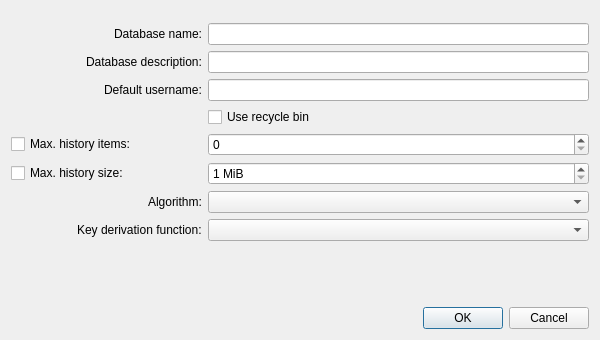
Qt form src/gui/DatabaseSettingsWidget.ui (keepassxreboot/keepassxc) before a commit.
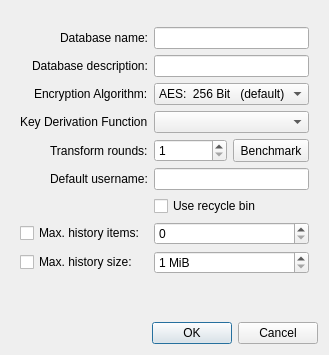
The same form after that commit.

Commit message: Refactor Kdf class, remove fields concept

The edit to the form file:
```diff
--- a/src/gui/DatabaseSettingsWidget.ui
+++ b/src/gui/DatabaseSettingsWidget.ui
@@ -2,14 +2,6 @@
 <ui version="4.0">
  <class>DatabaseSettingsWidget</class>
  <widget class="QWidget" name="DatabaseSettingsWidget">
-  <property name="geometry">
-   <rect>
-    <x>0</x>
-    <y>0</y>
-    <width>600</width>
-    <height>340</height>
-   </rect>
-  </property>
   <layout class="QVBoxLayout" name="verticalLayout" stretch="1,2,5,1">
    <item>
     <spacer name="topSpacer">
@@ -25,9 +17,9 @@
     </spacer>
    </item>
    <item>
-    <layout class="QHBoxLayout" name="horizontalLayout" stretch="0,1,0">
+    <layout class="QHBoxLayout" name="horizontalLayout_5" stretch="0,1,0">
      <item>
-      <spacer name="leftSpacer">
+      <spacer name="horizontalSpacer">
        <property name="orientation">
         <enum>Qt::Horizontal</enum>
        </property>
@@ -40,9 +32,46 @@
       </spacer>
      </item>
      <item>
+      <widget class="QWidget" name="widget" native="true">
+       <property name="maximumSize">
+        <size>
+         <width>800</width>
+         <height>16777215</height>
+        </size>
+       </property>
       <layout class="QGridLayout" name="gridLayout">
-       <item row="7" column="2" colspan="2">
-        <widget class="QComboBox" name="kdfComboBox"/>
+        <item row="4" column="2">
+         <layout class="QHBoxLayout" name="horizontalLayout_3">
+          <item>
+           <widget class="QSpinBox" name="transformRoundsSpinBox">
+            <property name="sizePolicy">
+             <sizepolicy hsizetype="Expanding" vsizetype="Fixed">
+              <horstretch>0</horstretch>
+              <verstretch>0</verstretch>
+             </sizepolicy>
+            </property>
+            <property name="minimum">
+             <number>1</number>
+            </property>
+            <property name="maximum">
+             <number>1000000000</number>
+            </property>
+           </widget>
+          </item>
+          <item>
+           <widget class="QToolButton" name="transformBenchmarkButton">
+            <property name="sizePolicy">
+             <sizepolicy hsizetype="Fixed" vsizetype="MinimumExpanding">
+              <horstretch>0</horstretch>
+              <verstretch>0</verstretch>
+             </sizepolicy>
+            </property>
+            <property name="text">
+             <string>Benchmark</string>
+            </property>
+           </widget>
+          </item>
+         </layout>
        </item>
        <item row="0" column="1" alignment="Qt::AlignRight">
         <widget class="QLabel" name="dbNameLabel">
@@ -51,31 +80,33 @@
          </property>
         </widget>
        </item>
-       <item row="5" column="1">
+        <item row="8" column="1">
         <widget class="QCheckBox" name="historyMaxSizeCheckBox">
          <property name="text">
           <string>Max. history size:</string>
          </property>
         </widget>
        </item>
-       <item row="7" column="1" alignment="Qt::AlignRight">
-        <widget class="QLabel" name="kdfLabel">
+        <item row="4" column="1" alignment="Qt::AlignRight">
+         <widget class="QLabel" name="transformRoundsLabel">
          <property name="text">
-          <string>Key derivation function:</string>
+           <string>Transform rounds:</string>
          </property>
         </widget>
        </item>
-       <item row="4" column="1">
+        <item row="7" column="1">
         <widget class="QCheckBox" name="historyMaxItemsCheckBox">
          <property name="text">
           <string>Max. history items:</string>
          </property>
         </widget>
        </item>
-       <item row="0" column="2" colspan="2">
+        <item row="0" column="2">
         <widget class="QLineEdit" name="dbNameEdit"/>
        </item>
-       <item row="4" column="2" colspan="2">
+        <item row="7" column="2">
+         <layout class="QHBoxLayout" name="horizontalLayout_2">
+          <item>
         <widget class="QSpinBox" name="historyMaxItemsSpinBox">
          <property name="sizePolicy">
           <sizepolicy hsizetype="Expanding" vsizetype="Fixed">
@@ -88,17 +119,21 @@
          </property>
         </widget>
        </item>
-       <item row="2" column="1" alignment="Qt::AlignRight">
+         </layout>
+        </item>
+        <item row="5" column="1" alignment="Qt::AlignRight">
         <widget class="QLabel" name="defaultUsernameLabel">
          <property name="text">
           <string>Default username:</string>
          </property>
         </widget>
        </item>
-       <item row="1" column="2" colspan="2">
+        <item row="1" column="2">
         <widget class="QLineEdit" name="dbDescriptionEdit"/>
        </item>
-       <item row="5" column="2" colspan="2">
+        <item row="8" column="2">
+         <layout class="QHBoxLayout" name="horizontalLayout">
+          <item>
         <widget class="QSpinBox" name="historyMaxSizeSpinBox">
          <property name="sizePolicy">
           <sizepolicy hsizetype="Expanding" vsizetype="Fixed">
@@ -117,14 +152,16 @@
          </property>
         </widget>
        </item>
-       <item row="3" column="2" colspan="2">
+         </layout>
+        </item>
+        <item row="6" column="2">
         <widget class="QCheckBox" name="recycleBinEnabledCheckBox">
          <property name="text">
           <string>Use recycle bin</string>
          </property>
         </widget>
        </item>
-       <item row="2" column="2" colspan="2">
+        <item row="5" column="2">
         <widget class="QLineEdit" name="defaultUsernameEdit">
          <property name="enabled">
           <bool>true</bool>
@@ -138,20 +175,42 @@
          </property>
         </widget>
        </item>
-       <item row="6" column="2" colspan="2">
-        <widget class="QComboBox" name="algorithmComboBox"/>
-       </item>
-       <item row="6" column="1" alignment="Qt::AlignRight">
+        <item row="2" column="2">
+         <widget class="QComboBox" name="algorithmComboBox">
+          <item>
+           <property name="text">
+            <string>AES:  256 Bit   (default)</string>
+           </property>
+          </item>
+          <item>
+           <property name="text">
+            <string>Twofish:  256 Bit</string>
+           </property>
+          </item>
+         </widget>
+        </item>
+        <item row="2" column="1" alignment="Qt::AlignRight">
         <widget class="QLabel" name="algorithmLabel">
          <property name="text">
-          <string>Algorithm:</string>
+           <string>Encryption Algorithm:</string>
+          </property>
+         </widget>
+        </item>
+        <item row="3" column="2">
+         <widget class="QComboBox" name="kdfComboBox"/>
+        </item>
+        <item row="3" column="1">
+         <widget class="QLabel" name="kdfLabel">
+          <property name="text">
+           <string>Key Derivation Function</string>
          </property>
         </widget>
        </item>
       </layout>
+      </widget>
      </item>
      <item>
-      <spacer name="rightSpacer">
+      <spacer name="horizontalSpacer_2">
        <property name="orientation">
         <enum>Qt::Horizontal</enum>
        </property>
```
Left out of the diff: 8 changed lines with no effect on the pictures. Lines whose indentation alone changed are shown as unchanged. The commit also changes 16 other files.
